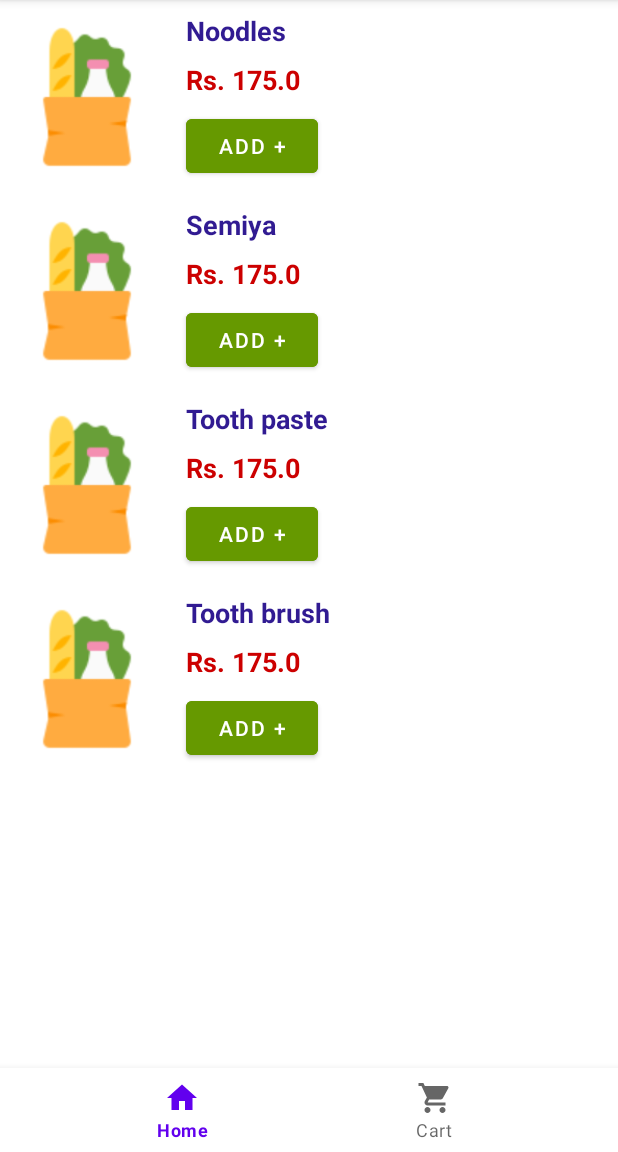
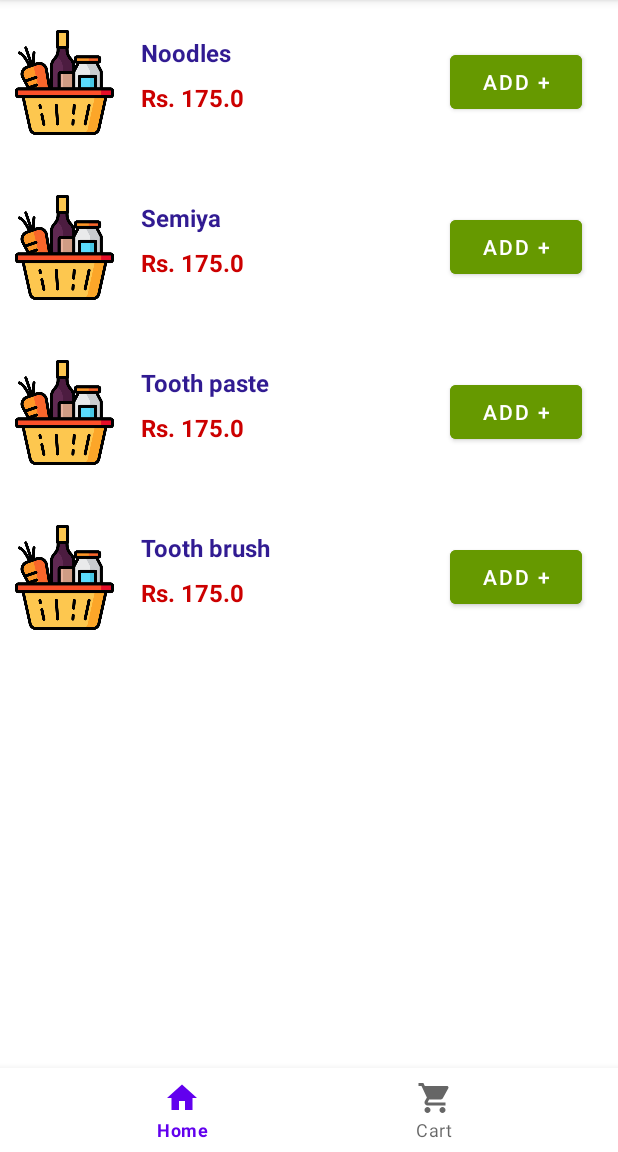
Before and after one commit to venkata-ram/SellQuick, an Android app: the screen it shows after launch (MainActivity), on a phone screen of 412 x 824 dp, the part 84-1236 px from its top. Run offline under Robolectric (Android 15) with nearby library versions, the phone set to English and light mode, and no system bars; our stand-ins replace navigation-ui; libraries missing offline, so code that uses them is left out: com.afollestad.materialdialogs, com.skydoves.powerspinner.

Commit message:
finish ui part

```diff
--- a/app/src/main/java/com/venkat/sellquick/MainActivity.kt
+++ b/app/src/main/java/com/venkat/sellquick/MainActivity.kt
@@ -20,5 +20,6 @@ class MainActivity : AppCompatActivity() {
         val bottomNav : BottomNavigationView = findViewById(R.id.activity_main_bottom_navigation_view)
         bottomNav.setupWithNavController(navController)
 
+
     }
 }
--- a/app/src/main/java/com/venkat/sellquick/data/viewmodel/SharedViewModel.kt
+++ b/app/src/main/java/com/venkat/sellquick/data/viewmodel/SharedViewModel.kt
@@ -1,22 +1,27 @@
 package com.venkat.sellquick.data.viewmodel
 
+import androidx.lifecycle.LiveData
 import androidx.lifecycle.MutableLiveData
 import androidx.lifecycle.ViewModel
 import com.venkat.sellquick.data.model.Item
 
 class SharedViewModel : ViewModel() {
-    var cartItems = MutableLiveData<ArrayList<Item>>()
+    private var _cartItems = MutableLiveData<ArrayList<Item>>()
+    val cartItems :LiveData<ArrayList<Item>>
+        get() = _cartItems
 
     init {
-        cartItems.value = arrayListOf<Item>()
+        _cartItems.value = arrayListOf<Item>()
     }
 
     fun addItemToCart(item : Item){
-        cartItems.value?.add(0,item)
+        _cartItems.value?.add(0,item)
+        _cartItems.value = _cartItems.value
     }
 
     fun removeItemFromCart(item:Item){
-        cartItems.value?.remove(item)
+        _cartItems.value?.remove(item)
+        _cartItems.value = _cartItems.value
     }
 
 
--- a/app/src/main/java/com/venkat/sellquick/fragments/home/HomeFragment.kt
+++ b/app/src/main/java/com/venkat/sellquick/fragments/home/HomeFragment.kt
@@ -7,6 +7,8 @@ import android.view.ViewGroup
 import androidx.fragment.app.Fragment
 import androidx.fragment.app.activityViewModels
 import androidx.recyclerview.widget.LinearLayoutManager
+import com.google.android.material.bottomnavigation.BottomNavigationView
+import com.venkat.sellquick.R
 import com.venkat.sellquick.data.model.Item
 import com.venkat.sellquick.data.viewmodel.SharedViewModel
 import com.venkat.sellquick.databinding.FragmentHomeBinding
@@ -35,7 +37,8 @@ class HomeFragment : Fragment() {
         binding.homeRecyclerview.layoutManager = LinearLayoutManager(requireContext())
         val items = arrayListOf<Item>()
         addItems(items)
-        binding.homeRecyclerview.adapter = HomeRecyclerViewAdapter(items,sharedViewModel)
+        val bottomNavigationView = requireActivity().findViewById<BottomNavigationView>(R.id.activity_main_bottom_navigation_view)
+        binding.homeRecyclerview.adapter = HomeRecyclerViewAdapter(items,sharedViewModel,requireActivity(),bottomNavigationView)
     }
 
     private fun addItems(items: ArrayList<Item>) {
--- a/app/src/main/java/com/venkat/sellquick/fragments/home/adapter/HomeRecyclerViewAdapter.kt
+++ b/app/src/main/java/com/venkat/sellquick/fragments/home/adapter/HomeRecyclerViewAdapter.kt
@@ -1,21 +1,34 @@
 package com.venkat.sellquick.fragments.home.adapter
 
 import android.content.Context
-import android.util.Log
 import android.view.LayoutInflater
 import android.view.View
 import android.view.ViewGroup
+import android.widget.RelativeLayout
 import android.widget.TextView
+import androidx.navigation.findNavController
 import androidx.recyclerview.widget.RecyclerView
+import com.afollestad.materialdialogs.DialogBehavior
+import com.afollestad.materialdialogs.MaterialDialog
+import com.afollestad.materialdialogs.ModalDialog
+import com.afollestad.materialdialogs.customview.customView
+import com.afollestad.materialdialogs.customview.getCustomView
+import com.google.android.material.bottomnavigation.BottomNavigationView
 import com.google.android.material.snackbar.Snackbar
+import com.skydoves.powerspinner.PowerSpinnerView
 import com.venkat.sellquick.R
 import com.venkat.sellquick.data.model.Item
 import com.venkat.sellquick.data.viewmodel.SharedViewModel
 
-class HomeRecyclerViewAdapter(val items: List<Item>, val sharedViewModel: SharedViewModel) : RecyclerView.Adapter<HomeViewHolder>() {
+class HomeRecyclerViewAdapter(
+    val items: List<Item>,
+    val sharedViewModel: SharedViewModel,
+    val context: Context,
+    val bottomNavigationView: BottomNavigationView
+) : RecyclerView.Adapter<HomeViewHolder>() {
     override fun onCreateViewHolder(parent: ViewGroup, viewType: Int): HomeViewHolder {
         val layoutInflater = LayoutInflater.from(parent.context)
-        val listItem = layoutInflater.inflate(R.layout.home_list_item,parent,false)
+        val listItem = layoutInflater.inflate(R.layout.home_list_item, parent, false)
         return HomeViewHolder(listItem)
     }
 
@@ -24,10 +37,47 @@ class HomeRecyclerViewAdapter(val items: List<Item>, val sharedViewModel: Shared
         holder.nameTextView.text = item.name
         val price = "Rs. ${item.price}"
         holder.priceTextView.text = price
-        holder.addButton.setOnClickListener{
-            sharedViewModel.addItemToCart(item)
-            val message = "${item.name} added to cart..."
-            Snackbar.make(holder.view,message , Snackbar.LENGTH_SHORT).show()
+        var message = ""
+        holder.addButton.setOnClickListener {
+            if (!sharedViewModel.cartItems.value?.contains(item)!!) {
+                sharedViewModel.addItemToCart(item)
+                message = "${item.name} added to cart..."
+            } else {
+                message = "${item.name} already in the cart..."
+            }
+            Snackbar.make(holder.view, message, Snackbar.LENGTH_SHORT)
+                .setAction("View Cart") {
+                    bottomNavigationView.selectedItemId = R.id.cartFragment
+                }
+                .show()
+        }
+        holder.relativeLayout.setOnLongClickListener {
+            showCustomViewDialog(item)
+            true
+        }
+
+    }
+
+
+    private fun showCustomViewDialog(item: Item, dialogBehavior: DialogBehavior = ModalDialog) {
+        val dialog = MaterialDialog(context, dialogBehavior).show {
+            setTitle(item.name)
+            customView(R.layout.item_details, scrollable = true, horizontalPadding = true)
+            negativeButton(R.string.close)
+            context
+        }
+
+        // Setup custom view content
+        val customView = dialog.getCustomView()
+        val orderCountTextView: TextView = customView
+            .findViewById(R.id.order_count_textview)
+        orderCountTextView.text = item.orderCount.toString()
+        val rankTextView: TextView = customView.findViewById(R.id.rank_textview)
+        rankTextView.text = item.rank.toString()
+        val durationSpinner: PowerSpinnerView = customView.findViewById(R.id.duration_spinner)
+        durationSpinner.selectItemByIndex(0)
+        durationSpinner.setOnSpinnerItemSelectedListener<String> { oldIndex, oldItem, newIndex, newItem ->
+
         }
     }
 
@@ -36,10 +86,11 @@ class HomeRecyclerViewAdapter(val items: List<Item>, val sharedViewModel: Shared
     }
 }
 
-class HomeViewHolder(val view: View) : RecyclerView.ViewHolder(view){
-    val nameTextView : TextView = view.findViewById(R.id.home_item_name_textview)
-    val priceTextView : TextView = view.findViewById(R.id.home_item_price_textview)
-    val addButton : TextView = view.findViewById(R.id.home_item_add_button)
+class HomeViewHolder(val view: View) : RecyclerView.ViewHolder(view) {
+    val nameTextView: TextView = view.findViewById(R.id.home_item_name_textview)
+    val priceTextView: TextView = view.findViewById(R.id.home_item_price_textview)
+    val addButton: TextView = view.findViewById(R.id.home_item_add_button)
+    val relativeLayout: RelativeLayout = view.findViewById(R.id.home_item_relative_layout)
 
 
 }
--- a/app/src/main/res/layout/activity_main.xml
+++ b/app/src/main/res/layout/activity_main.xml
@@ -9,7 +9,7 @@
     <androidx.fragment.app.FragmentContainerView
         android:id="@+id/nav_host_fragment"
         android:layout_width="match_parent"
-        android:layout_height="match_parent"
+        android:layout_height="0dp"
         android:name="androidx.navigation.fragment.NavHostFragment"
         app:layout_constraintBottom_toTopOf="@id/activity_main_bottom_navigation_view"
         app:layout_constraintLeft_toLeftOf="parent"
--- a/app/src/main/res/layout/home_list_item.xml
+++ b/app/src/main/res/layout/home_list_item.xml
@@ -2,12 +2,13 @@
 <RelativeLayout xmlns:android="http://schemas.android.com/apk/res/android"
     android:layout_width="match_parent"
     android:layout_height="wrap_content"
-    android:padding="8dp">
+    android:padding="8dp"
+    android:id="@+id/home_item_relative_layout">
     <ImageView
         android:id="@+id/home_item_imageview"
-        android:layout_width="100dp"
-        android:layout_height="100dp"
-        android:src="@drawable/food_placeholder"
+        android:layout_width="70dp"
+        android:layout_height="70dp"
+        android:src="@drawable/food_ph"
         android:layout_centerVertical="true"
         android:contentDescription="@string/item_image" />
 
@@ -15,39 +16,42 @@
         android:id="@+id/home_item_name_textview"
         android:layout_width="wrap_content"
         android:layout_height="wrap_content"
+        android:layout_toStartOf="@id/home_item_add_button"
+        android:layout_marginStart="16dp"
+        android:layout_marginTop="16dp"
+        android:layout_marginEnd="16dp"
+        android:layout_marginBottom="8dp"
         android:layout_toEndOf="@id/home_item_imageview"
         android:text="@string/item_name"
         android:textColor="@color/blue"
-        android:textStyle="bold"
-        android:layout_marginStart="16dp"
-        android:layout_marginEnd="16dp"
-        android:layout_marginBottom="8dp"
-        android:textSize="18sp"/>
+        android:textSize="16sp"
+        android:textStyle="bold" />
 
     <TextView
         android:id="@+id/home_item_price_textview"
         android:layout_width="wrap_content"
         android:layout_height="wrap_content"
-        android:layout_toEndOf="@id/home_item_imageview"
         android:layout_below="@id/home_item_name_textview"
-        android:text="@string/item_price"
-        android:textStyle="bold"
-        android:textColor="@android:color/holo_red_dark"
         android:layout_marginStart="16dp"
         android:layout_marginEnd="16dp"
         android:layout_marginBottom="8dp"
-        android:textSize="18sp"/>
+        android:layout_toEndOf="@id/home_item_imageview"
+        android:text="@string/item_price"
+        android:textColor="@android:color/holo_red_dark"
+        android:textSize="16sp"
+        android:textStyle="bold" />
 
     <Button
         android:id="@+id/home_item_add_button"
         android:layout_width="wrap_content"
         android:layout_height="wrap_content"
-        android:text="@string/add"
+        android:layout_below="@id/home_item_name_textview"
+        android:layout_alignParentEnd="true"
+        android:layout_centerVertical="true"
+        android:layout_marginStart="16dp"
+        android:layout_marginEnd="16dp"
         android:backgroundTint="@android:color/holo_green_dark"
-        android:layout_toEndOf="@id/home_item_imageview"
-        android:layout_below="@id/home_item_price_textview"
-        android:layout_marginStart="16dp"
-        android:layout_marginEnd="16dp" />
+        android:text="@string/add" />
 
 
 
--- a/app/src/main/res/navigation/nav_graph.xml
+++ b/app/src/main/res/navigation/nav_graph.xml
@@ -10,6 +10,9 @@
         android:name="com.venkat.sellquick.fragments.home.HomeFragment"
         android:label="fragment_home"
         tools:layout="@layout/fragment_home" >
+        <action
+            android:id="@+id/action_homeFragment_to_cartFragment"
+            app:destination="@id/cartFragment" />
     </fragment>
     <fragment
         android:id="@+id/cartFragment"
```
Also changed, not shown: app/build.gradle (+8 -1 lines), app/src/main/java/com/venkat/sellquick/fragments/cart/CartFragment.kt (+8 -3 lines), app/src/main/res/layout/cart_list_item.xml (+24 -20 lines), app/src/main/res/layout/fragment_cart.xml (+5 -3 lines), app/src/main/res/layout/item_details.xml (added, +94 -0 lines), app/src/main/res/values/strings.xml (+10 -0 lines), app/src/main/res/drawable/food.png (added), app/src/main/res/drawable/food_ph.png (added).
